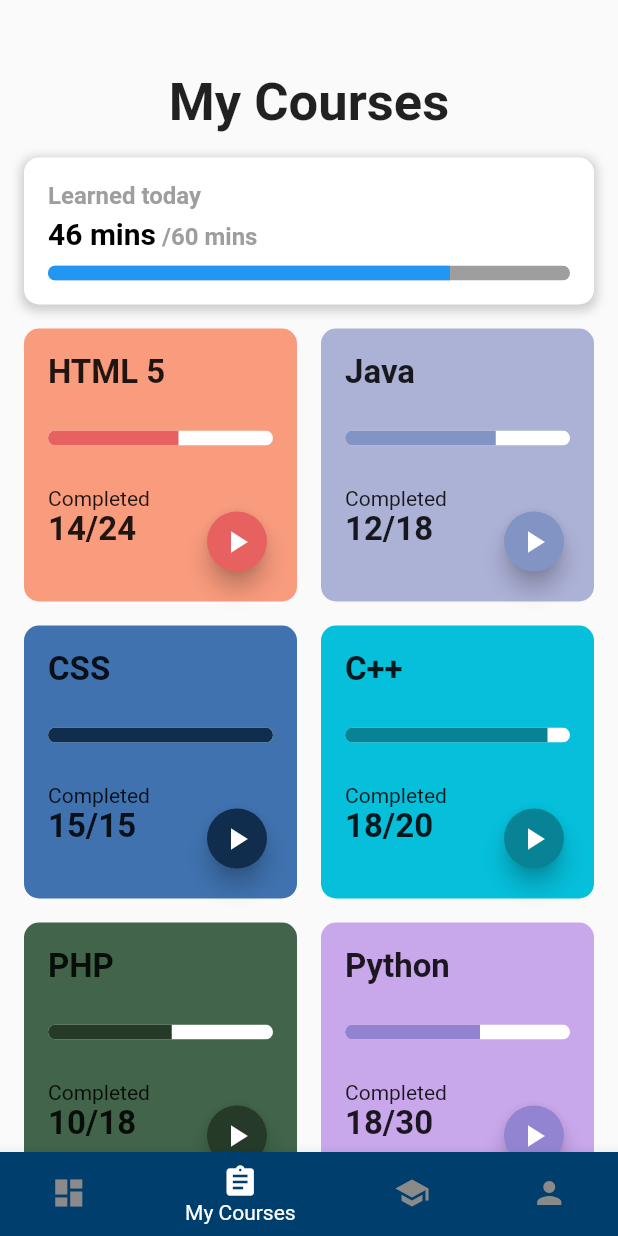
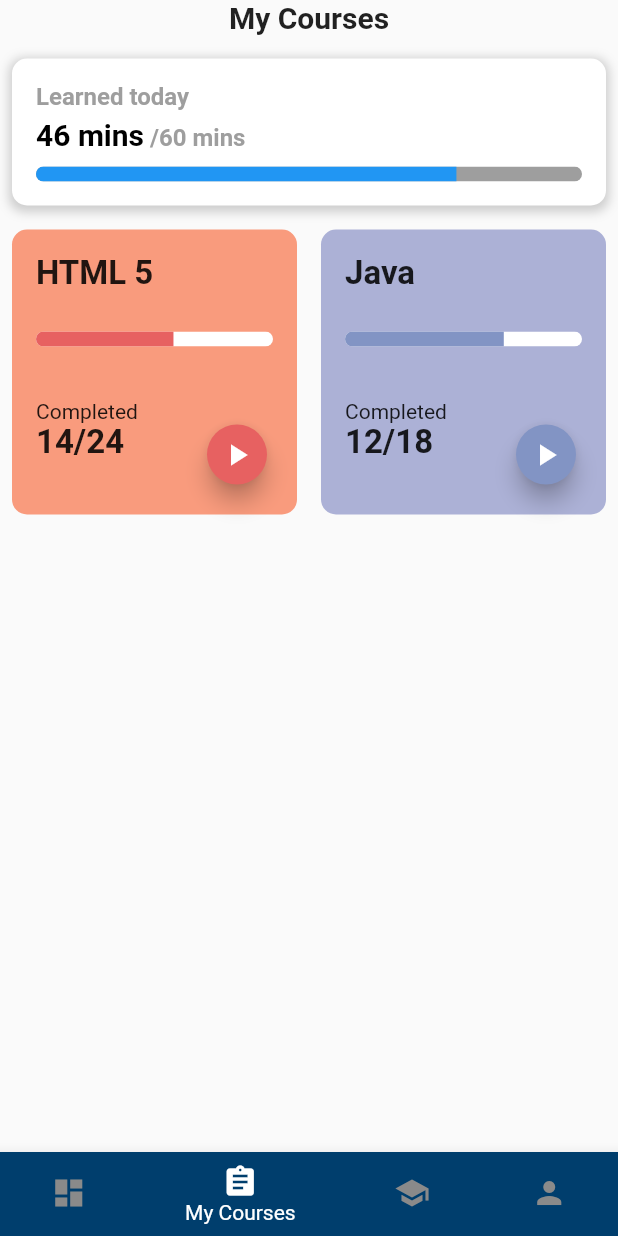
Before and after one commit to KyahWel/LMS-App, a Flutter app: the screen it shows once a user with an empty profile is signed in, item 2 of the bottom bar chosen, on a phone screen of 412 x 824 dp. Run offline on Flutter 3.47's test engine with Material 2 defaults, Android fonts, the phone set to English and light mode, and no system bars; our stand-ins replace cloud_firestore, firebase_auth, firebase_core, image_picker; accounts and stored records are empty; network calls fail.

Commit message:
added routing for mycourses

```diff
--- a/lib/pages/courses.dart
+++ b/lib/pages/courses.dart
@@ -1,4 +1,6 @@
 import 'package:flutter/material.dart';
+import 'package:lmsapp/pages/html.dart';
+import 'package:lmsapp/pages/java.dart';
 import 'package:lmsapp/pages/lessons/clesson.dart';
 
 class MyCourses extends StatefulWidget {
@@ -12,29 +14,25 @@ class _MyCoursesState extends State<MyCourses> {
   Widget build(BuildContext context) {
     return Scaffold(
       body: SingleChildScrollView(
-        child: Padding(
-          padding: const EdgeInsets.all(8.0),
         child: Column(
           children: [
-              SizedBox(height: 40.0),
-              const Text(
+            Text(
               'My Courses',
               style: TextStyle(
-                  fontSize: 35,
+                fontSize: 20,
                 fontWeight: FontWeight.bold,
               ),
             ),
             SizedBox(height: 8.0),
             Container(
-                margin: const EdgeInsets.all(8.0),
-                padding: const EdgeInsets.all(16.0),
+              margin: EdgeInsets.all(8.0),
+              padding: EdgeInsets.all(16.0),
               decoration: BoxDecoration(
                 color: Colors.white, // Set the background color to white
                 borderRadius: BorderRadius.circular(10),
                 boxShadow: [
                   BoxShadow(
-                      color:
-                          Colors.grey.withOpacity(0.5), // Set the shadow color
+                    color: Colors.grey.withOpacity(0.5), // Set the shadow color
                     spreadRadius: 2,
                     blurRadius: 5,
                     offset: Offset(0, 2), // Set the shadow offset
@@ -44,7 +42,7 @@ class _MyCoursesState extends State<MyCourses> {
               child: Column(
                 crossAxisAlignment: CrossAxisAlignment.start,
                 children: [
-                    const Text(
+                  Text(
                     'Learned today',
                     style: TextStyle(
                       fontSize: 16,
@@ -52,8 +50,8 @@ class _MyCoursesState extends State<MyCourses> {
                       color: Colors.grey, // Set the text color to gray
                     ),
                   ),
-                    const SizedBox(height: 4.0),
-                    const Text.rich(
+                  SizedBox(height: 4.0),
+                  Text.rich(
                     TextSpan(
                       text: '46 mins',
                       style: TextStyle(
@@ -91,33 +89,52 @@ class _MyCoursesState extends State<MyCourses> {
               physics: NeverScrollableScrollPhysics(),
               crossAxisCount: 2,
               children: [
-                  buildContainer('HTML 5', Color(0xFFF99B7D), Color(0xFFE76161),
-                      0.58, '14/24', clesson),
-                  buildContainer('Java', Color(0xFFACB1D6), Color(0xFF8294C4),
-                      0.67, '12/18', clesson),
                 buildContainer(
-                      'CSS', Color(0xFF3F72AF), Color(0xFF112D4E), 1, '15/15', clesson),
-                  buildContainer('C++', Color(0xFF05BFDB), Color(0xFF088395),
-                      0.9, '18/20', clesson),
-                  buildContainer('PHP', Color(0xFF41644A), Color(0xFF263A29),
-                      0.55, '10/18', clesson),
-                  buildContainer('Python', Color(0xFFC9A7EB), Color(0xFF9384D1),
-                      0.6, '18/30', clesson),
-                  buildContainer('Bootstrap', Color(0xFFC9DBB2),
-                      Color(0xFFAAC8A7), 0.8, '20/24', clesson),
+                  'HTML 5',
+                  Color(0xFFF99B7D),
+                  Color(0xFFE76161),
+                  0.58,
+                  '14/24',
+                  () {
+                    Navigator.push(
+                      context,
+                      MaterialPageRoute(
+                        builder: (context) => HtmlPage(),
+                      ),
+                    );
+                  },
+                ),
                 buildContainer(
-                      'C', Color(0xFFA2A378), Color(0xFF83764F), 0.17, '2/12', clesson),
+                  'Java',
+                  Color(0xFFACB1D6),
+                  Color(0xFF8294C4),
+                  0.67,
+                  '12/18',
+                  () {
+                    Navigator.push(
+                      context,
+                      MaterialPageRoute(
+                        builder: (context) => JavaPage(),
+                      ),
+                    );
+                  },
+                ),
               ],
             ),
           ],
         ),
       ),
-      ),
     );
   }
 
-  Widget buildContainer(String text, Color containerColor, Color progressColor,
-      double progressValue, String completionText, Widget dynamicWidget) {
+  Widget buildContainer(
+    String text,
+    Color containerColor,
+    Color progressColor,
+    double progressValue,
+    String completionText,
+    VoidCallback onPressed,
+  ) {
     return Padding(
       padding: EdgeInsets.all(8.0),
       child: Container(
@@ -184,20 +201,10 @@ class _MyCoursesState extends State<MyCourses> {
                   bottom: 16.0,
                   right: 16.0,
                   child: FloatingActionButton(
-                    onPressed: () {
-                      Navigator.push(
-                        context,
-                        MaterialPageRoute(
-                          builder: (BuildContext context) {
-                            return const Scaffold(
-                              body: ClessonPage(),
-                            );  // Navigate to ClessonPage
-                          },
-                        ),
-                      );
-                    },
+                    onPressed: onPressed,
                     mini: true,
-                    backgroundColor: progressColor, // Use progressColor as the background color
+                    backgroundColor:
+                        progressColor, // Use progressColor as the background color
                     child: Icon(Icons.play_arrow),
                   ),
                 ),
```
Also changed, not shown: lib/pages/html.dart (added, +12 -0 lines), lib/pages/java.dart (added, +12 -0 lines). Lines whose indentation alone changed are shown as unchanged.
